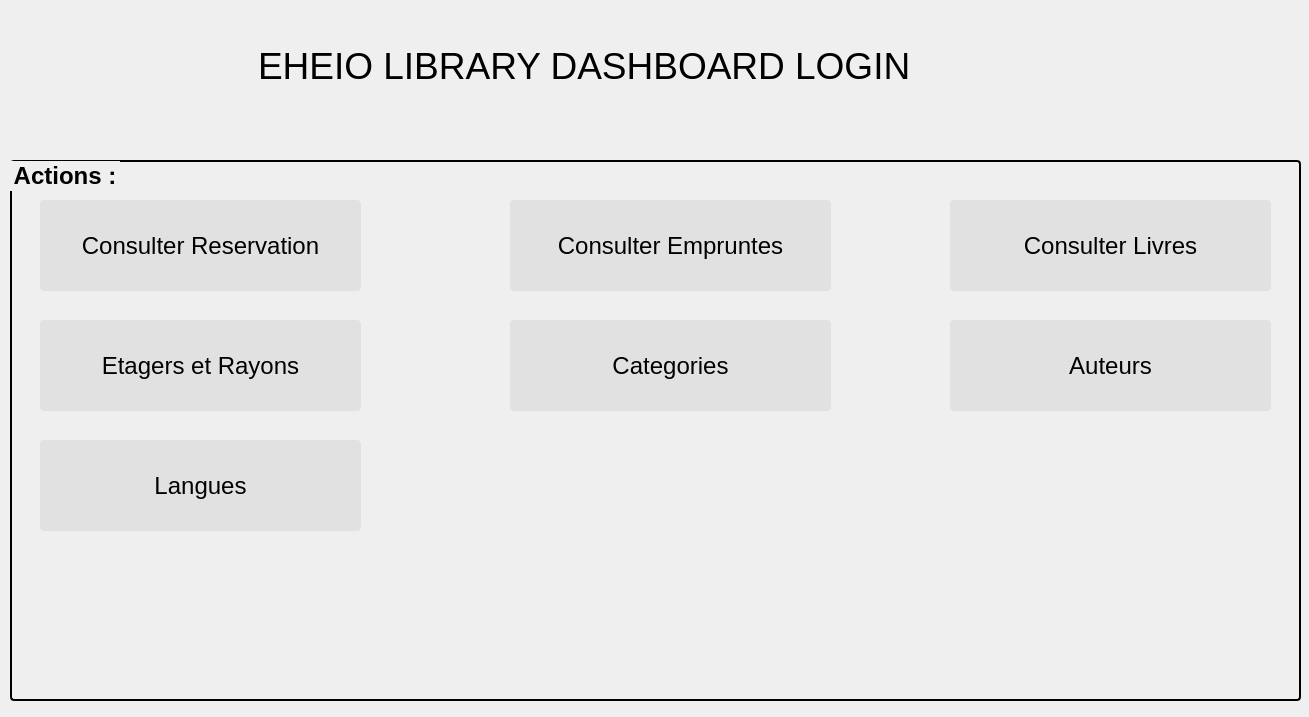
The window that home.ui (Ahmed-ELBASRI/Gestion_Biblio_QT) describes before a commit, drawn with Qt 5.
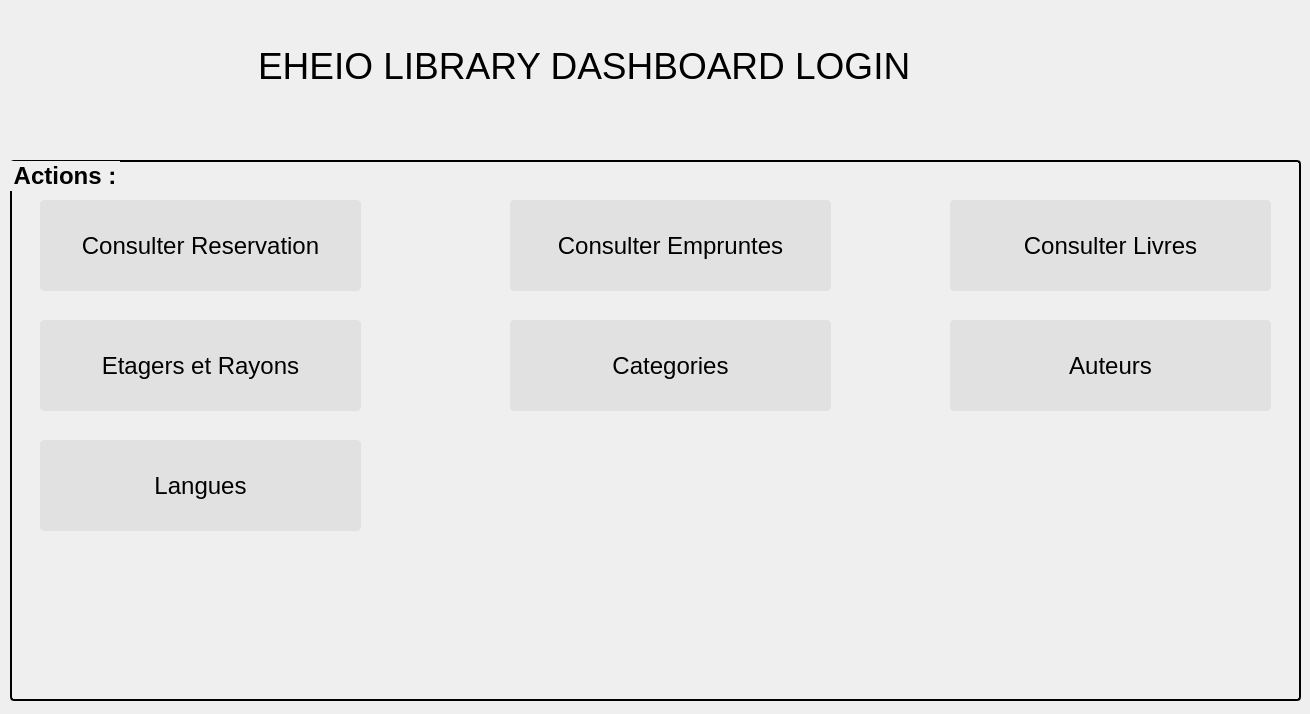
The same window after the commit. Icons and pictures are not drawn.

Patch:
```diff
--- a/home.ui
+++ b/home.ui
@@ -6,8 +6,8 @@
    <rect>
     <x>0</x>
     <y>0</y>
-    <width>1309</width>
-    <height>717</height>
+    <width>1310</width>
+    <height>714</height>
    </rect>
   </property>
   <property name="windowTitle">
```
